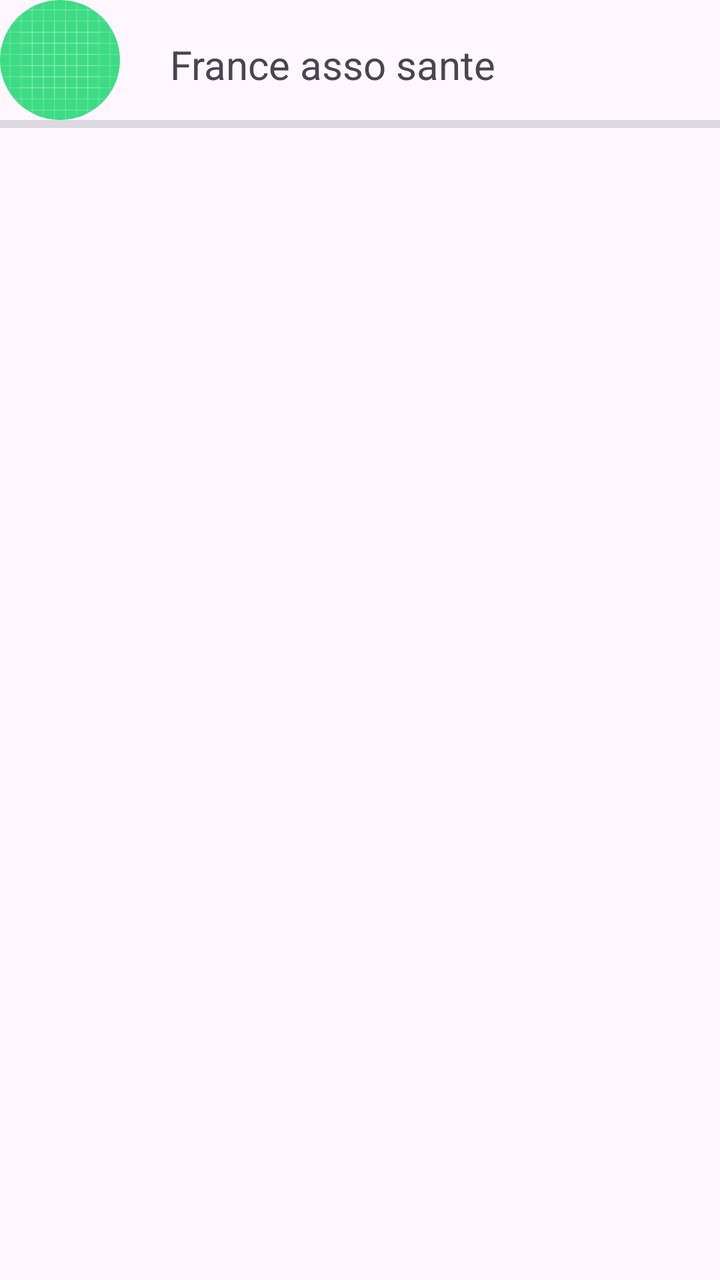
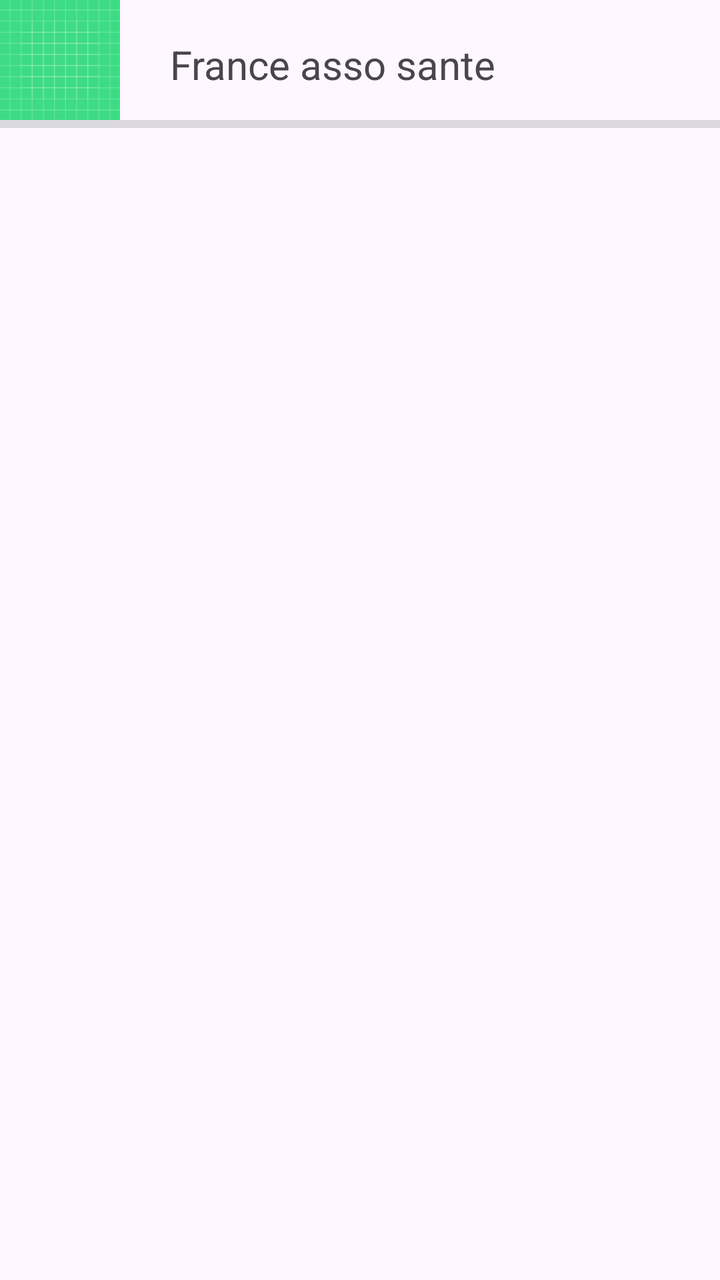

Before-and-after screenshots of an Android layout around one commit, followed by the original layout XML and the change that was made.
<!-- AndroidManifest.xml: application theme Theme.NewAgapiVERSION311CLEAN -->
<!-- res/layout/associations_modele_list.xml -->
<?xml version="1.0" encoding="utf-8"?>
<androidx.constraintlayout.widget.ConstraintLayout
    xmlns:android="http://schemas.android.com/apk/res/android"
    xmlns:app="http://schemas.android.com/apk/res-auto"
    xmlns:tools="http://schemas.android.com/tools"
    android:layout_width="match_parent"
    android:layout_height="wrap_content"
    android:layout_marginTop="10dp"
    android:layout_marginBottom="5dp">


    <ImageButton
        android:id="@+id/iconAssociation"
        android:layout_width="60dp"
        android:layout_height="60dp"
        android:background="@drawable/associations_round_icon"
        android:clipToOutline="true"
        android:scaleType="centerCrop"
        android:src="@drawable/ic_launcher_background"
        app:layout_constraintStart_toStartOf="parent"
        app:layout_constraintTop_toTopOf="parent" />

    <TextView
        android:id="@+id/NomAssociationList"
        android:layout_width="wrap_content"
        android:layout_height="wrap_content"
        android:text="France asso sante"
        app:layout_constraintBottom_toBottomOf="@id/barListAssociation"
        app:layout_constraintStart_toEndOf="@+id/iconAssociation"
        app:layout_constraintTop_toTopOf="parent"
        android:layout_marginStart="25dp"
        android:textSize="20sp"
        />

    <View
        android:id="@+id/barListAssociation"
        android:layout_width="match_parent"
        android:layout_height="4dp"
        android:background="@color/gris"
        app:layout_constraintTop_toBottomOf="@id/iconAssociation"
        android:layout_marginBottom="10dp"
        />


</androidx.constraintlayout.widget.ConstraintLayout>
<!-- resources referenced by this layout -->
<resources>
  <color name="gris">#DBD8E0</color>
  <!-- drawable associations_round_icon (drawable) -->
  <shape xmlns:android="http://schemas.android.com/apk/res/android"
      android:shape="rectangle">
      <corners android:radius="150dp" />
  </shape>
  <!-- drawable ic_launcher_background: vector/xml drawable (drawable, 4866 chars, omitted) -->
  <style name="Theme.NewAgapiVERSION311CLEAN" parent="Base.Theme.NewAgapiVERSION311CLEAN" />
  <style name="Base.Theme.NewAgapiVERSION311CLEAN" parent="Theme.Material3.DayNight.NoActionBar">
          
          
        
      </style>
</resources>

<!-- the commit's change to res/layout/associations_modele_list.xml (unified diff, before → after) -->
@@ -14,7 +14,7 @@
         android:layout_width="60dp"
         android:layout_height="60dp"
         android:background="@drawable/associations_round_icon"
-        android:clipToOutline="true"
+        android:contentDescription="@string/association_icon"
         android:scaleType="centerCrop"
         android:src="@drawable/ic_launcher_background"
         app:layout_constraintStart_toStartOf="parent"
@@ -30,7 +30,7 @@
         app:layout_constraintTop_toTopOf="parent"
         android:layout_marginStart="25dp"
         android:textSize="20sp"
-        />
+        tools:ignore="HardcodedText" />
 
     <View
         android:id="@+id/barListAssociation"
<!-- resource entries referenced after the edit -->
@@ -7,6 +7,7 @@
       <corners android:radius="150dp" />
   </shape>
   <!-- drawable ic_launcher_background: vector/xml drawable (drawable, 4866 chars, omitted) -->
+  <string name="association_icon">association icon</string>
   <style name="Theme.NewAgapiVERSION311CLEAN" parent="Base.Theme.NewAgapiVERSION311CLEAN" />
   <style name="Base.Theme.NewAgapiVERSION311CLEAN" parent="Theme.Material3.DayNight.NoActionBar">
           
